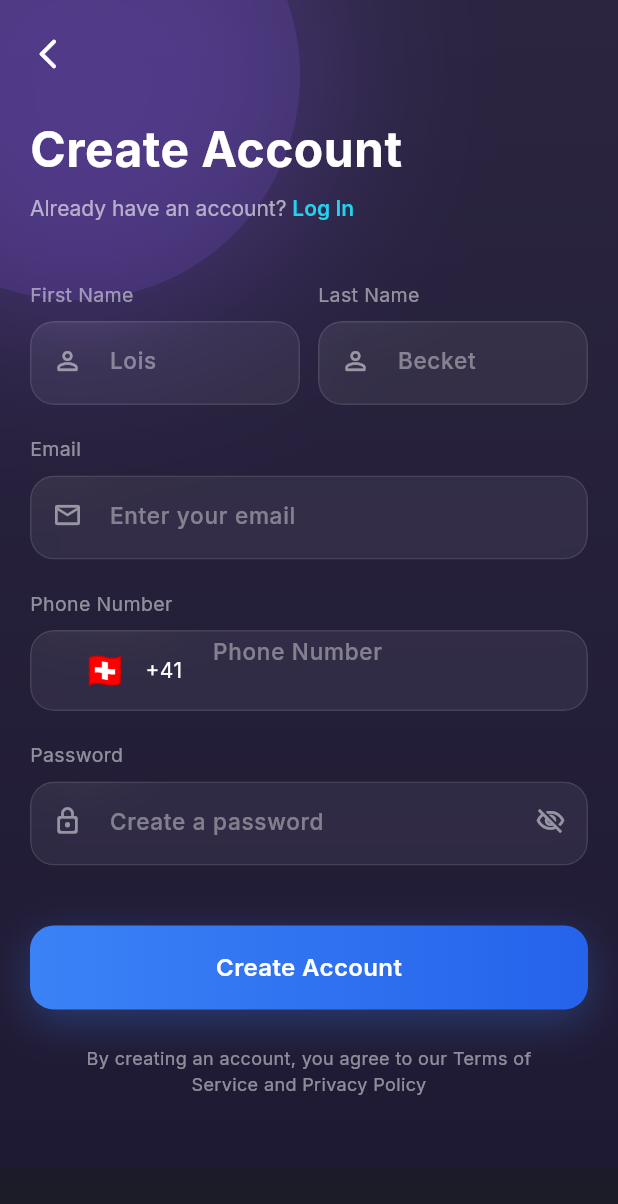
After one commit to YoungCarti/virtualstudyroom, a Flutter app: the RegisterPage screen opened directly, on a phone screen of 412 x 824 dp. The commit adds this screen. Shown: the top 1204 px of the screen. Run offline on Flutter 3.47's test engine with Material 3 defaults, Android fonts, the phone set to English and light mode, and no system bars; drawn by our look-alikes of intl_phone_number_input; our stand-ins replace cloud_firestore, firebase_auth, firebase_core, flutter_secure_storage, font_awesome_flutter, google_fonts and 4 more; accounts and stored records are empty; network calls fail.

Commit message:
revamped register page

```diff
--- a/lib/auth_page.dart
+++ b/lib/auth_page.dart
@@ -82,7 +82,13 @@ class _AuthPageState extends State<AuthPage> {
     String? errorMsg;
     try {
       if (_isRegister) {
-        await _auth.registerWithEmail(email, pass);
+        await _auth.registerWithEmail(
+          email: email,
+          password: pass,
+          firstName: 'New',
+          lastName: 'User',
+          phone: '',
+        );
       } else {
         await _auth.signInWithEmail(email, pass);
       }
--- a/lib/auth_service.dart
+++ b/lib/auth_service.dart
@@ -1,7 +1,7 @@
 import 'package:cloud_firestore/cloud_firestore.dart';
 import 'package:firebase_auth/firebase_auth.dart';
 import 'package:google_sign_in/google_sign_in.dart';
-import 'package:flutter_facebook_auth/flutter_facebook_auth.dart';
+import 'package:google_sign_in/google_sign_in.dart';
 import 'package:flutter_secure_storage/flutter_secure_storage.dart';
 
 class AuthService {
@@ -31,7 +31,13 @@ class AuthService {
   }
 
   // Register, set a display name and create profile document.
-  Future<void> registerWithEmail(String email, String password) async {
+  Future<void> registerWithEmail({
+    required String email,
+    required String password,
+    required String firstName,
+    required String lastName,
+    required String phone,
+  }) async {
     try {
       final userCred = await _auth.createUserWithEmailAndPassword(
         email: email.trim(),
@@ -40,11 +46,21 @@ class AuthService {
       final user = userCred.user;
       if (user == null) throw Exception('Registration returned no user.');
 
-      // Set a default display name (local part of email) if none set.
-      final defaultName = email.split('@').first;
-      await user.updateDisplayName(defaultName);
+      // Set display name
+      final displayName = '$firstName $lastName';
+      await user.updateDisplayName(displayName);
 
-      await _ensureUserProfile(user);
+      // Create user profile in Firestore
+      await _firestore.collection('users').doc(user.uid).set({
+        'email': email.trim(),
+        'firstName': firstName.trim(),
+        'lastName': lastName.trim(),
+        'name': displayName,
+        'phone': phone.trim(),
+        'role': 'student',
+        'enrolledClasses': <String>[],
+        'createdAt': FieldValue.serverTimestamp(),
+      });
     } on FirebaseAuthException {
       rethrow;
     } catch (e) {
@@ -74,25 +90,6 @@ class AuthService {
     }
   }
 
-  // Facebook Sign In
-  Future<UserCredential?> signInWithFacebook() async {
-    try {
-      final LoginResult result = await FacebookAuth.instance.login();
-      if (result.status == LoginStatus.success) {
-        final AccessToken accessToken = result.accessToken!;
-        final OAuthCredential credential = FacebookAuthProvider.credential(accessToken.token);
-
-        final userCred = await _auth.signInWithCredential(credential);
-        if (userCred.user != null) {
-          await _ensureUserProfile(userCred.user!);
-        }
-        return userCred;
-      }
-      return null;
-    } catch (e) {
-      throw Exception('Facebook Sign In failed: $e');
-    }
-  }
 
   // Secure Storage for Remember Me
   Future<void> saveCredentials(String email, String password) async {
--- a/lib/login_page.dart
+++ b/lib/login_page.dart
@@ -1,9 +1,12 @@
 import 'dart:ui';
 import 'package:flutter/material.dart';
 import 'package:google_fonts/google_fonts.dart';
+import 'package:lucide_icons/lucide_icons.dart';
+import 'package:font_awesome_flutter/font_awesome_flutter.dart';
 import 'auth_service.dart';
 import 'auth_page.dart';
 import 'home_dashboard.dart';
+import 'register_page.dart';
 
 class LoginPage extends StatefulWidget {
   const LoginPage({super.key});
@@ -228,7 +231,7 @@ class _LoginPageState extends State<LoginPage> {
                         Navigator.push(
                           context,
                           MaterialPageRoute(
-                            builder: (_) => const AuthPage(isRegister: true),
+                            builder: (_) => const RegisterPage(),
                           ),
                         );
                       },
@@ -402,24 +405,10 @@ class _LoginPageState extends State<LoginPage> {
                     const SizedBox(height: 16),
 
                     // Social Buttons
-                    Row(
-                      children: [
-                        Expanded(
-                          child: _buildSocialButton(
-                            text: 'Google',
-                            icon: Icons.g_mobiledata_rounded, // Placeholder for Google Icon
-                            onTap: () => _handleSocialLogin(_auth.signInWithGoogle),
-                          ),
-                        ),
-                        const SizedBox(width: 12),
-                        Expanded(
-                          child: _buildSocialButton(
-                            text: 'Facebook',
-                            icon: Icons.facebook_rounded,
-                            onTap: () => _handleSocialLogin(_auth.signInWithFacebook),
-                          ),
-                        ),
-                      ],
+                    _buildSocialButton(
+                      text: 'Continue with Google',
+                      icon: FontAwesomeIcons.google,
+                      onTap: () => _handleSocialLogin(_auth.signInWithGoogle),
                     ),
                     const SizedBox(height: 24),
 
--- a/lib/main.dart
+++ b/lib/main.dart
@@ -4,6 +4,7 @@ import 'auth_page.dart';
 import 'login_page.dart';
 import 'splash_screen.dart';
 import 'theme_controller.dart';
+import 'register_page.dart';
 
 Future<void> main() async {
   WidgetsFlutterBinding.ensureInitialized();
@@ -95,7 +96,11 @@ class _MyAppState extends State<MyApp> {
         body: Center(child: CircularProgressIndicator()),
       );
     } else {
-      home = const LoginPage();
+      if (_initialRegisterMode) {
+        home = const RegisterPage();
+      } else {
+        home = const LoginPage();
+      }
     }
 
     return AnimatedBuilder(
--- a/lib/profile_menu_page.dart
+++ b/lib/profile_menu_page.dart
@@ -5,7 +5,7 @@ import 'package:firebase_auth/firebase_auth.dart';
 import 'package:flutter/material.dart';
 
 import 'profile_page.dart';
-import 'auth_page.dart';
+import 'login_page.dart';
 import 'account_page.dart';
 
 class ProfileMenuPage extends StatefulWidget {
@@ -207,9 +207,7 @@ class _ProfileMenuPageState extends State<ProfileMenuPage> {
                                   if (context.mounted) {
                                     Navigator.of(context).pushAndRemoveUntil(
                                       MaterialPageRoute(
-                                      builder: (context) => const AuthPage(
-                                        initialMessage: 'Successfully logged out',
-                                      ),
+                                        builder: (context) => const LoginPage(),
                                       ),
                                       (route) => false,
                                     );
--- /dev/null
+++ b/lib/register_page.dart
@@ -0,0 +1,487 @@
+import 'dart:ui';
+import 'package:flutter/material.dart';
+import 'package:google_fonts/google_fonts.dart';
+import 'package:intl_phone_number_input/intl_phone_number_input.dart';
+import 'auth_service.dart';
+import 'login_page.dart';
+import 'home_dashboard.dart';
+
+class RegisterPage extends StatefulWidget {
+  const RegisterPage({super.key});
+
+  @override
+  State<RegisterPage> createState() => _RegisterPageState();
+}
+
+class _RegisterPageState extends State<RegisterPage> {
+  final _firstNameController = TextEditingController();
+  final _lastNameController = TextEditingController();
+  final _emailController = TextEditingController();
+  final _passwordController = TextEditingController();
+  final _phoneController = TextEditingController();
+
+  String _initialCountry = 'CH'; // Switzerland as per design
+  PhoneNumber _number = PhoneNumber(isoCode: 'CH');
+  String? _phoneNumber;
+
+  bool _isLoading = false;
+  bool _obscurePassword = true;
+
+  // Error messages
+  String? _firstNameError;
+  String? _lastNameError;
+  String? _emailError;
+  String? _phoneError;
+  String? _passwordError;
+
+  final _auth = AuthService.instance;
+
+  @override
+  void dispose() {
+    _firstNameController.dispose();
+    _lastNameController.dispose();
+    _emailController.dispose();
+    _passwordController.dispose();
+    _phoneController.dispose();
+    super.dispose();
+  }
+
+
+  bool _validate() {
+    bool isValid = true;
+    setState(() {
+      _firstNameError = null;
+      _lastNameError = null;
+      _emailError = null;
+      _phoneError = null;
+      _passwordError = null;
+    });
+
+    if (_firstNameController.text.trim().length < 2) {
+      setState(() => _firstNameError = 'Please enter your first name');
+      isValid = false;
+    }
+
+    if (_lastNameController.text.trim().length < 2) {
+      setState(() => _lastNameError = 'Please enter your last name');
+      isValid = false;
+    }
+
+    final email = _emailController.text.trim();
+    if (email.isEmpty || !RegExp(r'^[\w-\.]+@([\w-]+\.)+[\w-]{2,4}$').hasMatch(email)) {
+      setState(() => _emailError = 'Please enter a valid email address');
+      isValid = false;
+    }
+
+
+    // Phone validation is handled by the input widget mostly, but we check if empty
+    if (_phoneNumber == null || _phoneNumber!.isEmpty) {
+       // Optional: Add strict phone validation if needed
+    }
+
+    if (_passwordController.text.length < 6) {
+      setState(() => _passwordError = 'Password must be at least 6 characters');
+      isValid = false;
+    }
+
+    return isValid;
+  }
+
+  Future<void> _handleRegister() async {
+    if (!_validate()) return;
+
+    setState(() => _isLoading = true);
+
+    try {
+      await _auth.registerWithEmail(
+        email: _emailController.text.trim(),
+        password: _passwordController.text,
+        firstName: _firstNameController.text.trim(),
+        lastName: _lastNameController.text.trim(),
+        phone: _phoneNumber ?? '',
+      );
+
+      if (mounted) {
+        Navigator.of(context).pushAndRemoveUntil(
+          MaterialPageRoute(builder: (_) => const HomeDashboardPage()),
+          (route) => false,
+        );
+      }
+    } catch (e) {
+      if (mounted) {
+        ScaffoldMessenger.of(context).showSnackBar(
+          SnackBar(
+            content: Text(e.toString().replaceAll('Exception: ', '')),
+            backgroundColor: const Color(0xFFEF4444),
+            behavior: SnackBarBehavior.floating,
+          ),
+        );
+      }
+    } finally {
+      if (mounted) setState(() => _isLoading = false);
+    }
+  }
+
+  void _handleNavigation() {
+    if (Navigator.canPop(context)) {
+      Navigator.pop(context);
+    } else {
+      Navigator.pushReplacement(
+        context,
+        MaterialPageRoute(builder: (_) => const LoginPage()),
+      );
+    }
+  }
+
+  @override
+  Widget build(BuildContext context) {
+    return Scaffold(
+      body: Container(
+        decoration: const BoxDecoration(
+          gradient: LinearGradient(
+            begin: Alignment.topCenter,
+            end: Alignment.bottomCenter,
+            colors: [
+              Color(0xFF2B2540), // Deep dark purple/navy
+              Color(0xFF1F1A34), // Darker purple
+            ],
+          ),
+        ),
+        child: Stack(
+          children: [
+            // Ambient Glow
+            Positioned(
+              top: -100,
+              left: -100,
+              child: Container(
+                width: 300,
+                height: 300,
+                decoration: BoxDecoration(
+                  shape: BoxShape.circle,
+                  color: const Color(0xFF8B5CF6).withOpacity(0.15),
+                  boxShadow: [
+                    BoxShadow(
+                      color: const Color(0xFF8B5CF6).withOpacity(0.3),
+                      blurRadius: 100,
+                      spreadRadius: 20,
+                    ),
+                  ],
+                ),
+              ),
+            ),
+            SafeArea(
+              child: SingleChildScrollView(
+                padding: const EdgeInsets.symmetric(horizontal: 20, vertical: 24),
+                child: Column(
+                  crossAxisAlignment: CrossAxisAlignment.start,
+                  children: [
+                    // Back Button
+                    IconButton(
+                      onPressed: _handleNavigation,
+                      icon: const Icon(Icons.arrow_back_ios_new_rounded, color: Colors.white, size: 24),
+                      padding: EdgeInsets.zero,
+                      constraints: const BoxConstraints(),
+                      style: IconButton.styleFrom(
+                        tapTargetSize: MaterialTapTargetSize.shrinkWrap,
+                      ),
+                    ),
+                    const SizedBox(height: 32),
+
+                    // Header
+                    Text(
+                      'Create Account',
+                      style: GoogleFonts.inter(
+                        fontSize: 32,
+                        fontWeight: FontWeight.bold,
+                        color: Colors.white,
+                        height: 1.2,
+                        letterSpacing: 0.3,
+                      ),
+                    ),
+                    const SizedBox(height: 12),
+
+                    // Login Link
+                    GestureDetector(
+                      onTap: _handleNavigation,
+                      child: RichText(
+                        text: TextSpan(
+                          text: "Already have an account? ",
+                          style: GoogleFonts.inter(
+                            fontSize: 14,
+                            color: Colors.white.withOpacity(0.6),
+                          ),
+                          children: [
+                            TextSpan(
+                              text: 'Log In',
+                              style: GoogleFonts.inter(
+                                fontSize: 14,
+                                fontWeight: FontWeight.w600,
+                                color: const Color(0xFF22D3EE),
+                              ),
+                            ),
+                          ],
+                        ),
+                      ),
+                    ),
+                    const SizedBox(height: 40),
+
+                    // Form
+                    // First Name & Last Name
+                    Row(
+                      children: [
+                        Expanded(
+                          child: _buildInput(
+                            label: 'First Name',
+                            controller: _firstNameController,
+                            placeholder: 'Lois',
+                            icon: Icons.person_outline_rounded,
+                            errorText: _firstNameError,
+                          ),
+                        ),
+                        const SizedBox(width: 12),
+                        Expanded(
+                          child: _buildInput(
+                            label: 'Last Name',
+                            controller: _lastNameController,
+                            placeholder: 'Becket',
+                            icon: Icons.person_outline_rounded,
+                            errorText: _lastNameError,
+                          ),
+                        ),
+                      ],
+                    ),
+                    const SizedBox(height: 20),
+
+                    // Email
+                    _buildInput(
+                      label: 'Email',
+                      controller: _emailController,
+                      placeholder: 'Enter your email',
+                      icon: Icons.email_outlined,
+                      keyboardType: TextInputType.emailAddress,
+                      errorText: _emailError,
+                    ),
+                    const SizedBox(height: 20),
+
+                    // Phone Number
+                    _buildLabel('Phone Number'),
+                    const SizedBox(height: 8),
+                    ClipRRect(
+                      borderRadius: BorderRadius.circular(16),
+                      child: BackdropFilter(
+                        filter: ImageFilter.blur(sigmaX: 20, sigmaY: 20),
+                        child: Container(
+                          padding: const EdgeInsets.symmetric(horizontal: 16, vertical: 2),
+                          decoration: BoxDecoration(
+                            color: Colors.white.withOpacity(0.06),
+                            borderRadius: BorderRadius.circular(16),
+                            border: Border.all(
+                              color: Colors.white.withOpacity(0.1),
+                            ),
+                          ),
+                          child: InternationalPhoneNumberInput(
+                            onInputChanged: (PhoneNumber number) {
+                              _number = number;
+                              _phoneNumber = number.phoneNumber;
+                            },
+                            selectorConfig: const SelectorConfig(
+                              selectorType: PhoneInputSelectorType.BOTTOM_SHEET,
+                              showFlags: true,
+                              useEmoji: true,
+                              setSelectorButtonAsPrefixIcon: true,
+                              leadingPadding: 10,
+                            ),
+                            ignoreBlank: false,
+                            autoValidateMode: AutovalidateMode.disabled,
+                            selectorTextStyle: GoogleFonts.inter(color: Colors.white),
+                            initialValue: _number,
+                            textFieldController: _phoneController,
+                            formatInput: true,
+                            keyboardType: const TextInputType.numberWithOptions(signed: true, decimal: true),
+                            inputDecoration: InputDecoration(
+                              border: InputBorder.none,
+                              hintText: 'Phone Number',
+                              hintStyle: GoogleFonts.inter(color: Colors.white.withOpacity(0.4)),
+                              contentPadding: const EdgeInsets.only(bottom: 12),
+                            ),
+                            textStyle: GoogleFonts.inter(
+                              fontSize: 15,
+                              fontWeight: FontWeight.w500,
+                              color: Colors.white,
+                            ),
+                            cursorColor: const Color(0xFF22D3EE),
+                          ),
+                        ),
+                      ),
+                    ),
+                    const SizedBox(height: 20),
+
+                    // Password
+                    _buildInput(
+                      label: 'Password',
+                      controller: _passwordController,
+                      placeholder: 'Create a password',
+                      icon: Icons.lock_outline_rounded,
+                      isPassword: true,
+                      obscureText: _obscurePassword,
+                      onToggleVisibility: () => setState(() => _obscurePassword = !_obscurePassword),
+                      errorText: _passwordError,
+                    ),
+                    const SizedBox(height: 40),
+
+                    // Register Button
+                    GestureDetector(
+                      onTap: _isLoading ? null : _handleRegister,
+                      child: AnimatedContainer(
+                        duration: const Duration(milliseconds: 200),
+                        height: 56,
+                        width: double.infinity,
+                        decoration: BoxDecoration(
+                          gradient: const LinearGradient(
+                            colors: [Color(0xFF3B82F6), Color(0xFF2563EB)],
+                          ),
+                          borderRadius: BorderRadius.circular(16),
+                          boxShadow: [
+                            BoxShadow(
+                              color: const Color(0xFF3B82F6).withOpacity(0.3),
+                              blurRadius: 24,
+                              offset: const Offset(0, 8),
+                            ),
+                          ],
+                        ),
+                        child: Center(
+                          child: _isLoading
+                              ? const SizedBox(
+                                  width: 24,
+                                  height: 24,
+                                  child: CircularProgressIndicator(
+                                    color: Colors.white,
+                                    strokeWidth: 2.5,
+                                  ),
+                                )
+                              : Text(
+                                  'Create Account',
+                                  style: GoogleFonts.inter(
+                                    fontSize: 16,
+                                    fontWeight: FontWeight.w600,
+                                    color: Colors.white,
+                                  ),
+                                ),
+                        ),
+                      ),
+                    ),
+                    const SizedBox(height: 24),
+
+                    // Terms
+                    Padding(
+                      padding: const EdgeInsets.symmetric(horizontal: 32),
+                      child: Text(
+                        'By creating an account, you agree to our Terms of Service and Privacy Policy',
+                        textAlign: TextAlign.center,
+                        style: GoogleFonts.inter(
+                          fontSize: 12,
+                          color: Colors.white.withOpacity(0.5),
+                          height: 1.4,
+                        ),
+                      ),
+                    ),
+                    const SizedBox(height: 24),
+                  ],
+                ),
+              ),
+            ),
+          ],
+        ),
+      ),
+    );
+  }
+
+  Widget _buildLabel(String text) {
+    return Text(
+      text,
+      style: GoogleFonts.inter(
+        fontSize: 13,
+        color: Colors.white.withOpacity(0.5),
+      ),
+    );
+  }
+
+  Widget _buildInput({
+    required String label,
+    required TextEditingController controller,
+    required String placeholder,
+    required IconData icon,
+    TextInputType? keyboardType,
+    bool isPassword = false,
+    bool obscureText = false,
+    VoidCallback? onToggleVisibility,
+    String? errorText,
+  }) {
+    return Column(
+      crossAxisAlignment: CrossAxisAlignment.start,
+      children: [
+        _buildLabel(label),
+        const SizedBox(height: 8),
+        ClipRRect(
+          borderRadius: BorderRadius.circular(16),
+          child: BackdropFilter(
+            filter: ImageFilter.blur(sigmaX: 20, sigmaY: 20),
+            child: Container(
+              height: 56,
+              decoration: BoxDecoration(
+                color: Colors.white.withOpacity(0.06),
+                borderRadius: BorderRadius.circular(16),
+                border: Border.all(
+                  color: errorText != null
+                      ? const Color(0xFFEF4444).withOpacity(0.6)
+                      : Colors.white.withOpacity(0.1),
+                ),
+              ),
+              child: TextField(
+                controller: controller,
+                keyboardType: keyboardType,
+                obscureText: obscureText,
+                style: GoogleFonts.inter(
+                  fontSize: 15,
+                  fontWeight: FontWeight.w500,
+                  color: Colors.white,
+                ),
+                cursorColor: const Color(0xFF22D3EE),
+                decoration: InputDecoration(
+                  hintText: placeholder,
+                  hintStyle: GoogleFonts.inter(
+                    color: Colors.white.withOpacity(0.4),
+                  ),
+                  prefixIcon: Icon(icon, color: Colors.white.withOpacity(0.5), size: 20),
+                  suffixIcon: isPassword
+                      ? GestureDetector(
+                          onTap: onToggleVisibility,
+                          child: Icon(
+                            obscureText ? Icons.visibility_off_outlined : Icons.visibility_outlined,
+                            color: Colors.white.withOpacity(0.5),
+                            size: 20,
+                          ),
+                        )
+                      : null,
+                  border: InputBorder.none,
+                  contentPadding: const EdgeInsets.symmetric(horizontal: 16, vertical: 14),
+                ),
+              ),
+            ),
+          ),
+        ),
+        if (errorText != null)
+          Padding(
+            padding: const EdgeInsets.only(top: 6, left: 4),
+            child: Text(
+              errorText,
+              style: GoogleFonts.inter(
+                fontSize: 12,
+                color: const Color(0xFFEF4444),
+              ),
+            ),
+          ),
+      ],
+    );
+  }
+}
--- a/pubspec.yaml
+++ b/pubspec.yaml
@@ -43,10 +43,12 @@ dependencies:
   image_picker: ^1.2.1
   video_player: ^2.10.1
   lucide_icons: ^0.257.0
+  font_awesome_flutter: ^10.6.0
   google_sign_in: ^6.1.5
-  flutter_facebook_auth: ^6.0.3
   flutter_secure_storage: ^9.0.0
   http: ^1.1.0
+  intl_phone_number_input: ^0.7.4
+  intl: ^0.19.0
 
 dev_dependencies:
   flutter_test:
```
Also changed, not shown: pubspec.lock, 1 other file. Lines whose indentation alone changed are shown as unchanged.
